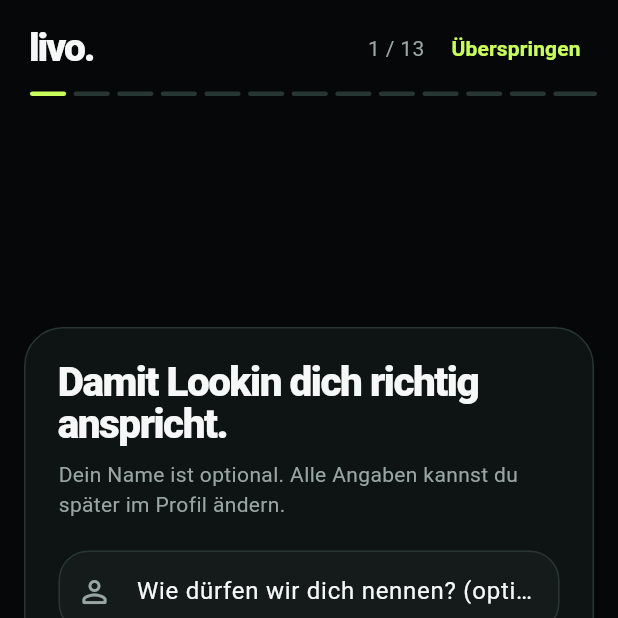
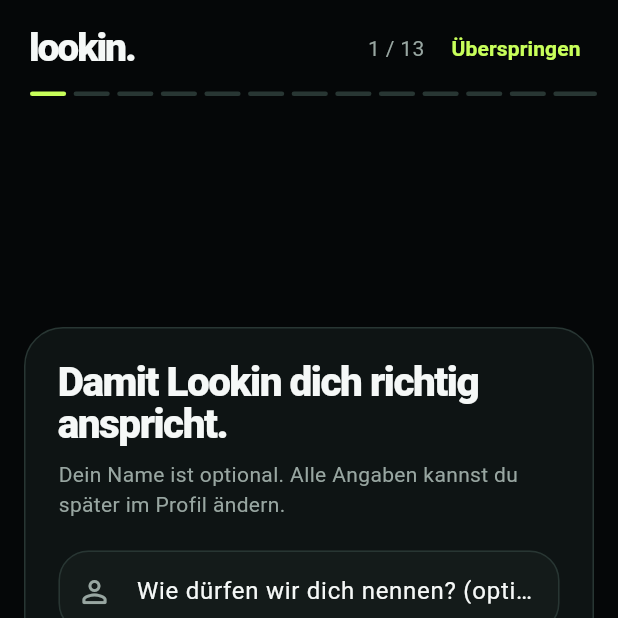
Before and after one commit to nvctrj5v8s-cmd/livo-fitness-app, a Flutter app: the screen it shows after launch, after a tap on "Überspringen", on a phone screen of 412 x 824 dp, the top half of it. Run offline on Flutter 3.47's test engine with Material 3 defaults, Android fonts, the phone set to English and light mode, and no system bars; our stand-ins replace camera, image_picker, shared_preferences, supabase_flutter; missing offline and left inert: file_saver, file_selector, mobile_scanner, purchases_flutter; accounts and stored records are empty.

Commit message:
Replace remaining lowercase 'livo.' wordmark and guard against old name
Co-Authored-By: Claude Sonnet 5.5 <noreply@anthropic.com>

```diff
--- a/lib/features/onboarding/presentation/introduction_gate.dart
+++ b/lib/features/onboarding/presentation/introduction_gate.dart
@@ -78,7 +78,7 @@ class _IntroductionGateState extends State<IntroductionGate> {
             child: Semantics(
               label: 'Lookin wird geöffnet',
               child: const Text(
-                'livo.',
+                'lookin.',
                 style: TextStyle(
                   color: AppColors.text,
                   fontSize: 42,
--- a/lib/features/onboarding/presentation/introduction_page.dart
+++ b/lib/features/onboarding/presentation/introduction_page.dart
@@ -220,7 +220,7 @@ class _IntroductionPageState extends State<IntroductionPage>
                                   fit: BoxFit.scaleDown,
                                   alignment: Alignment.centerLeft,
                                   child: Text(
-                                    'livo.',
+                                    'lookin.',
                                     textScaler: TextScaler.noScaling,
                                     style: TextStyle(
                                       color: AppColors.text,
--- a/lib/features/onboarding/presentation/personalization_page.dart
+++ b/lib/features/onboarding/presentation/personalization_page.dart
@@ -1090,8 +1090,12 @@ class _Header extends StatelessWidget {
         LayoutBuilder(
           builder: (context, constraints) => Row(
             children: [
-              const Text(
-                'livo.',
+              const Expanded(
+                child: FittedBox(
+                  fit: BoxFit.scaleDown,
+                  alignment: Alignment.centerLeft,
+                  child: Text(
+                    'lookin.',
                     textScaler: TextScaler.noScaling,
                     style: TextStyle(
                       color: AppColors.text,
@@ -1100,7 +1104,8 @@ class _Header extends StatelessWidget {
                       letterSpacing: -1.4,
                     ),
                   ),
-              const Spacer(),
+                ),
+              ),
               if (constraints.maxWidth >= 290) ...[
                 Text(
                   '${step + 1} / $count',
```
Also changed, not shown: 1 other file. Lines whose indentation alone changed are shown as unchanged.
